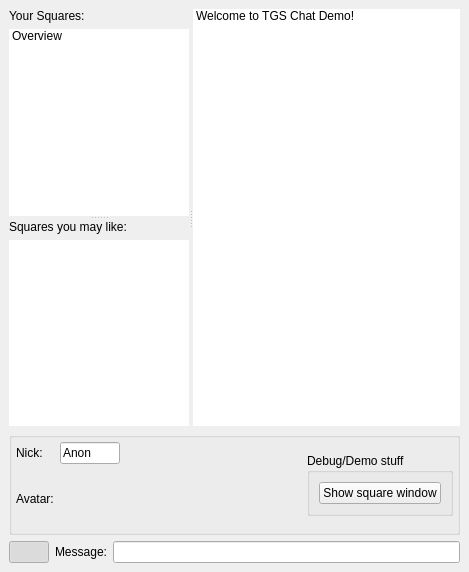
Above: src/ui/main.ui from whirm/tgs-pc before the change. Below: the same form after it.
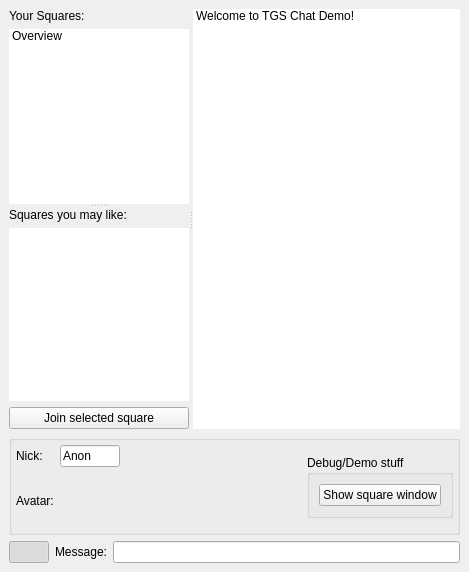
That is the form after the change. Icons and pictures are not drawn.

Commit message: suggested square info is updating correctly again now and half the work to join squares is there, still missing a couple lines of code though

The edit to the form file:
```diff
--- a/src/ui/main.ui
+++ b/src/ui/main.ui
@@ -204,6 +204,13 @@
               </property>
              </widget>
             </item>
+            <item>
+             <widget class="QPushButton" name="join_btn">
+              <property name="text">
+               <string>Join selected square</string>
+              </property>
+             </widget>
+            </item>
            </layout>
           </widget>
          </widget>
```
Left out of the diff: 2 changed lines with no effect on the pictures. The commit also changes 1 other file.
